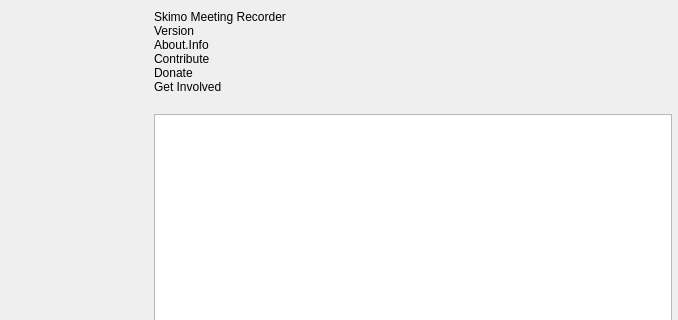
Above: UI/forms/OBSAbout.ui from skimotv/SkimoMeetingRecorder before the change; both pictures show x 162 to 840 and y 0 to 320 of the 840 by 519 pixel window. Below: the same form after it.
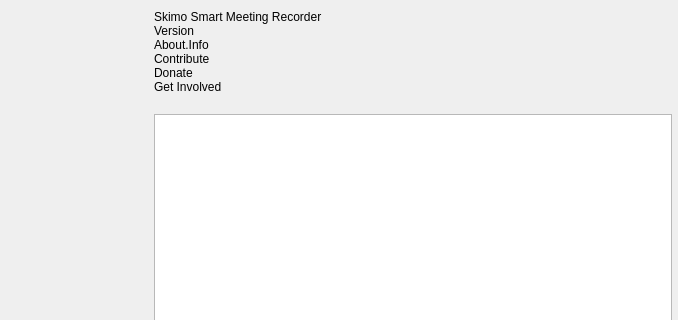
That is the form after the change. Icons and pictures are not drawn. Custom widgets are drawn as their Qt base class.

Diff of the .ui file:
```diff
--- a/UI/forms/OBSAbout.ui
+++ b/UI/forms/OBSAbout.ui
@@ -76,7 +76,7 @@
        <item>
         <widget class="QLabel" name="name">
          <property name="text">
-          <string notr="true">Skimo Meeting Recorder</string>
+          <string notr="true">Skimo Smart Meeting Recorder</string>
          </property>
         </widget>
        </item>
```
